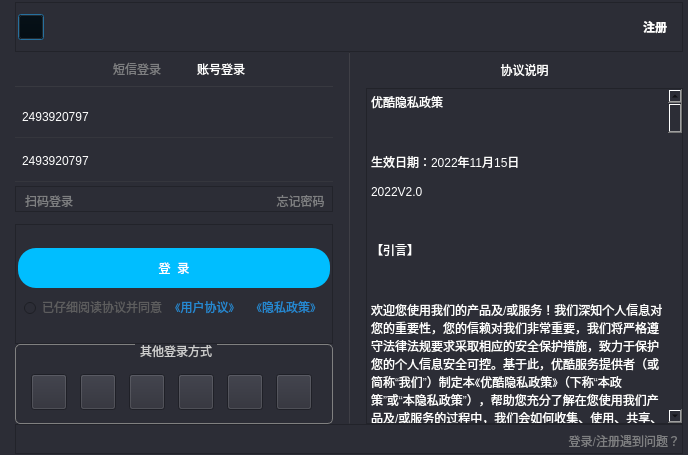
The window that VideoPlayer/login/NewLoginForm.ui (huizhang556/pc-video-player) describes before a commit, drawn with Qt 5.
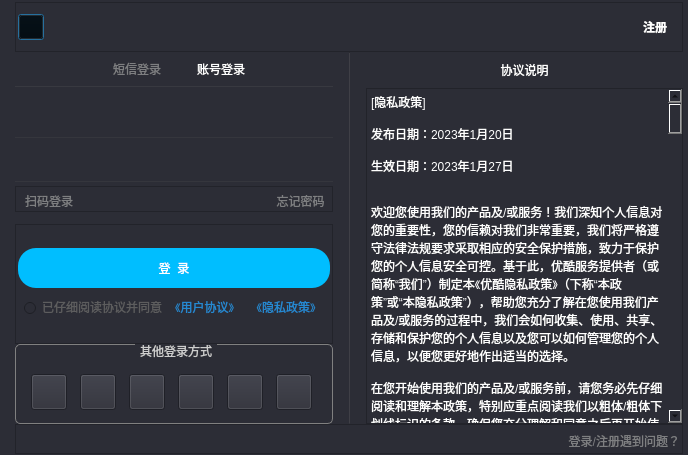
The same window after the commit. The open tabs and pages were chosen to show the change. Icons and pictures are not drawn. Custom widgets are drawn as their Qt base class.

What changed in the file:
```diff
--- a/VideoPlayer/login/NewLoginForm.ui
+++ b/VideoPlayer/login/NewLoginForm.ui
@@ -714,7 +714,7 @@
 </string>
                       </property>
                       <property name="text">
-                       <string>2493920797</string>
+                       <string/>
                       </property>
                      </widget>
                     </item>
@@ -792,7 +792,7 @@
 </string>
                       </property>
                       <property name="text">
-                       <string>2493920797</string>
+                       <string/>
                       </property>
                      </widget>
                     </item>
@@ -3365,19 +3365,12 @@
 &lt;html&gt;&lt;head&gt;&lt;meta name=&quot;qrichtext&quot; content=&quot;1&quot; /&gt;&lt;style type=&quot;text/css&quot;&gt;
 p, li { white-space: pre-wrap; }
 &lt;/style&gt;&lt;/head&gt;&lt;body style=&quot; font-family:'SimSun'; font-size:9pt; font-weight:400; font-style:normal;&quot;&gt;
-&lt;p style=&quot; margin-top:0px; margin-bottom:0px; margin-left:0px; margin-right:0px; -qt-block-indent:0; text-indent:0px;&quot;&gt;优酷隐私政策&lt;/p&gt;
+&lt;p style=&quot; margin-top:0px; margin-bottom:0px; margin-left:0px; margin-right:0px; -qt-block-indent:0; text-indent:0px;&quot;&gt;[隐私政策]&lt;/p&gt;
 &lt;p style=&quot;-qt-paragraph-type:empty; margin-top:0px; margin-bottom:0px; margin-left:0px; margin-right:0px; -qt-block-indent:0; text-indent:0px;&quot;&gt;&lt;br /&gt;&lt;/p&gt;
-&lt;p style=&quot; margin-top:0px; margin-bottom:0px; margin-left:0px; margin-right:0px; -qt-block-indent:0; text-indent:0px;&quot;&gt; &lt;/p&gt;
+&lt;p style=&quot; margin-top:0px; margin-bottom:0px; margin-left:0px; margin-right:0px; -qt-block-indent:0; text-indent:0px;&quot;&gt;发布日期：2023年1月20日&lt;/p&gt;
 &lt;p style=&quot;-qt-paragraph-type:empty; margin-top:0px; margin-bottom:0px; margin-left:0px; margin-right:0px; -qt-block-indent:0; text-indent:0px;&quot;&gt;&lt;br /&gt;&lt;/p&gt;
-&lt;p style=&quot; margin-top:0px; margin-bottom:0px; margin-left:0px; margin-right:0px; -qt-block-indent:0; text-indent:0px;&quot;&gt;生效日期：2022年11月15日&lt;/p&gt;
+&lt;p style=&quot; margin-top:0px; margin-bottom:0px; margin-left:0px; margin-right:0px; -qt-block-indent:0; text-indent:0px;&quot;&gt;生效日期：2023年1月27日&lt;/p&gt;
 &lt;p style=&quot;-qt-paragraph-type:empty; margin-top:0px; margin-bottom:0px; margin-left:0px; margin-right:0px; -qt-block-indent:0; text-indent:0px;&quot;&gt;&lt;br /&gt;&lt;/p&gt;
-&lt;p style=&quot; margin-top:0px; margin-bottom:0px; margin-left:0px; margin-right:0px; -qt-block-indent:0; text-indent:0px;&quot;&gt;2022V2.0&lt;/p&gt;
-&lt;p style=&quot;-qt-paragraph-type:empty; margin-top:0px; margin-bottom:0px; margin-left:0px; margin-right:0px; -qt-block-indent:0; text-indent:0px;&quot;&gt;&lt;br /&gt;&lt;/p&gt;
-&lt;p style=&quot; margin-top:0px; margin-bottom:0px; margin-left:0px; margin-right:0px; -qt-block-indent:0; text-indent:0px;&quot;&gt; &lt;/p&gt;
-&lt;p style=&quot;-qt-paragraph-type:empty; margin-top:0px; margin-bottom:0px; margin-left:0px; margin-right:0px; -qt-block-indent:0; text-indent:0px;&quot;&gt;&lt;br /&gt;&lt;/p&gt;
-&lt;p style=&quot; margin-top:0px; margin-bottom:0px; margin-left:0px; margin-right:0px; -qt-block-indent:0; text-indent:0px;&quot;&gt;【引言】&lt;/p&gt;
-&lt;p style=&quot;-qt-paragraph-type:empty; margin-top:0px; margin-bottom:0px; margin-left:0px; margin-right:0px; -qt-block-indent:0; text-indent:0px;&quot;&gt;&lt;br /&gt;&lt;/p&gt;
-&lt;p style=&quot; margin-top:0px; margin-bottom:0px; margin-left:0px; margin-right:0px; -qt-block-indent:0; text-indent:0px;&quot;&gt; &lt;/p&gt;
 &lt;p style=&quot;-qt-paragraph-type:empty; margin-top:0px; margin-bottom:0px; margin-left:0px; margin-right:0px; -qt-block-indent:0; text-indent:0px;&quot;&gt;&lt;br /&gt;&lt;/p&gt;
 &lt;p style=&quot; margin-top:0px; margin-bottom:0px; margin-left:0px; margin-right:0px; -qt-block-indent:0; text-indent:0px;&quot;&gt;欢迎您使用我们的产品及/或服务！我们深知个人信息对您的重要性，您的信赖对我们非常重要，我们将严格遵守法律法规要求采取相应的安全保护措施，致力于保护您的个人信息安全可控。基于此，优酷服务提供者（或简称“我们”）制定本《优酷隐私政策》（下称“本政策”或“本隐私政策”），帮助您充分了解在您使用我们产品及/或服务的过程中，我们会如何收集、使用、共享、存储和保护您的个人信息以及您可以如何管理您的个人信息，以便您更好地作出适当的选择。&lt;/p&gt;
 &lt;p style=&quot;-qt-paragraph-type:empty; margin-top:0px; margin-bottom:0px; margin-left:0px; margin-right:0px; -qt-block-indent:0; text-indent:0px;&quot;&gt;&lt;br /&gt;&lt;/p&gt;
```
Left out of the diff: 6 changed lines with no effect on the pictures.
